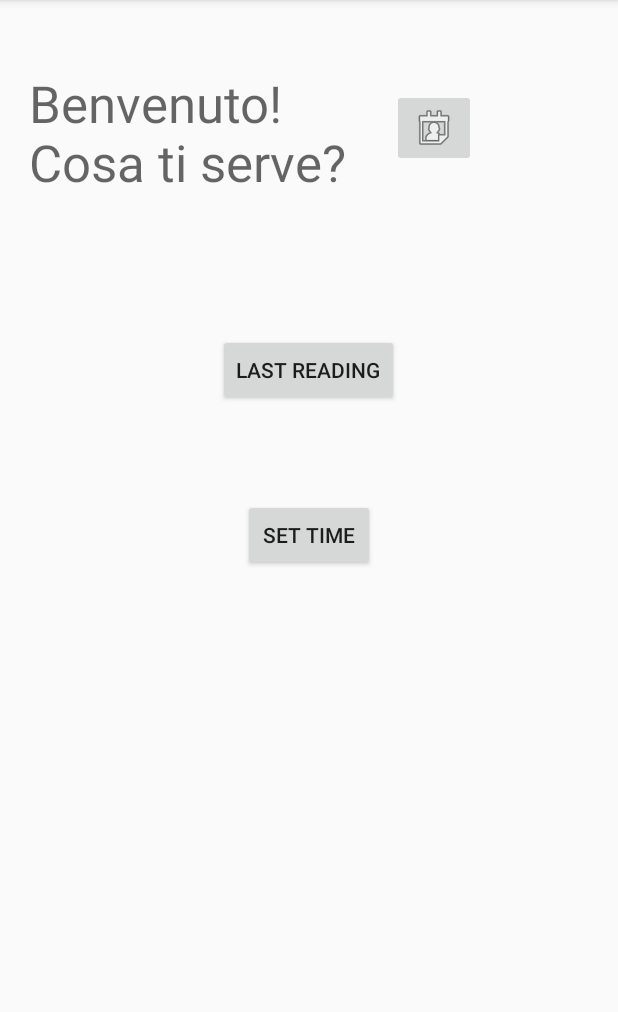
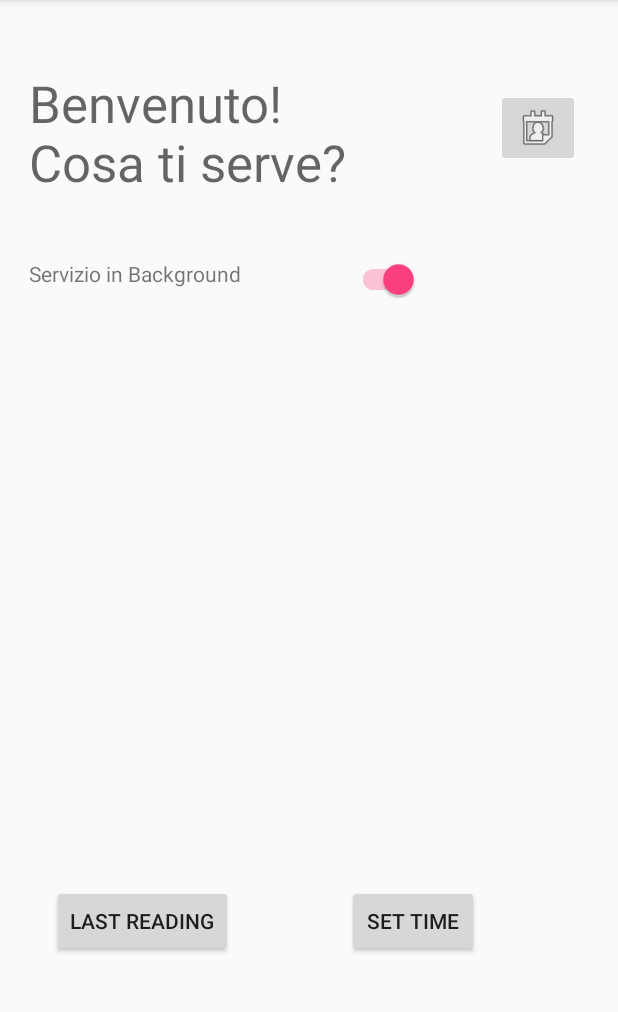
Before and after one commit to ghianda/SensorApp, an Android app: the screen it shows after launch (ActivityIntro), on a phone screen of 412 x 824 dp, the part 84-1096 px from its top. Run offline under Robolectric (Android 15) with nearby library versions, the phone set to English and light mode, and no system bars.

Commit message:
switch state save on preferencies and drive the background service

```diff
--- a/app/src/main/java/com/example/francesco/myfirstapp/ActivityIntro.java
+++ b/app/src/main/java/com/example/francesco/myfirstapp/ActivityIntro.java
@@ -1,10 +1,18 @@
 package com.example.francesco.myfirstapp;
 
+import android.app.AlarmManager;
+import android.app.PendingIntent;
+import android.content.Context;
 import android.content.Intent;
+import android.content.SharedPreferences;
 import android.os.Bundle;
+import android.preference.PreferenceManager;
 import android.support.annotation.Nullable;
 import android.support.v7.app.AppCompatActivity;
+import android.support.v7.widget.SwitchCompat;
 import android.view.View;
+import android.widget.CompoundButton;
+import android.widget.Toast;
 
 /**
  * Created by francesco on 22/12/2016.
@@ -18,7 +26,11 @@
         super.onCreate(savedInstanceState);
         setContentView(R.layout.activity_intro);
 
+        //set the listener on Service switch and load the user last state
+        setServiceSwitch();
+
     }
+
 
 
     /*  Start Last_Reading button method    */
@@ -28,6 +40,8 @@
         startActivity(intent);
     }
 
+
+
     /*  Start Time_Get button activity*/
     public void startTimeActivity(View view) {
 
@@ -35,4 +49,100 @@
         startActivity(intent);
     }
 
+
+
+    /* Load the preference state and set the switch listener */
+    public void setServiceSwitch(){
+
+        loadThePreferenceState();
+        setServiceSwitchListener();
+
+    }
+
+
+
+    /* Load the preference and set the switch state */
+    public  void loadThePreferenceState(){
+
+        //load preferences
+        SharedPreferences sharedPref = PreferenceManager.getDefaultSharedPreferences(getApplicationContext());
+        Boolean isChecked = sharedPref.getBoolean("pref_service", true); //default: true
+
+        System.out.println(" PREF SWITCH LOADED IS : " + isChecked);
+
+        //set the pref on switch
+        SwitchCompat switchCompat = (SwitchCompat)findViewById(R.id.switchService);
+        switchCompat.setChecked(isChecked);
+    }
+
+
+
+    /* Set Switch Service listener */
+    public void setServiceSwitchListener(){
+        final SwitchCompat serviceSwitch = (SwitchCompat) findViewById(R.id.switchService);
+
+        serviceSwitch.setOnCheckedChangeListener(new CompoundButton.OnCheckedChangeListener() {
+            @Override
+            public void onCheckedChanged(CompoundButton buttonView, boolean isChecked) {
+                // do something, the isChecked will be true if the switch is in the On position
+
+                if (isChecked) {
+                    //save the choice...
+                    SharedPreferences.Editor editor = PreferenceManager.
+                            getDefaultSharedPreferences(getApplicationContext()).edit();
+                    //SharedPreferences.Editor editor = getSharedPreferences("com.example.xyz", MODE_PRIVATE).edit();
+                    editor.putBoolean("pref_service", true);
+                    editor.apply();
+
+                    //... and start the service
+                    startSchedulerAlarm(buttonView);
+                } else {
+                    //save the choice...
+                    SharedPreferences.Editor editor = PreferenceManager.
+                            getDefaultSharedPreferences(getApplicationContext()).edit();
+                    //SharedPreferences.Editor editor = getSharedPreferences("com.example.xyz", MODE_PRIVATE).edit();
+                    editor.putBoolean("pref_service", false);
+                    editor.apply();
+
+                    //...and stop the service
+                    stopSchedulerAlarm(buttonView);
+                }
+            }
+        });
+    }
+
+
+    public void startSchedulerAlarm(View view){
+        //restart the alarm in background that repeat the task
+
+        Intent i = new Intent(this, NotificationBarAlarm.class);
+        i.addFlags(Intent.FLAG_ACTIVITY_NEW_TASK);
+
+        PendingIntent pi = PendingIntent.getBroadcast(this, 0, i, PendingIntent.FLAG_UPDATE_CURRENT);
+
+        // Repeat the notification every 15 seconds (15000)
+        AlarmManager alarmManager = (AlarmManager) getSystemService(Context.ALARM_SERVICE);
+        alarmManager.setInexactRepeating(AlarmManager.RTC_WAKEUP, System.currentTimeMillis(), 15000, pi);
+
+        Toast.makeText(this, "My Service RE-started", Toast.LENGTH_LONG).show();
+    }
+
+
+    public void stopSchedulerAlarm(View view){
+        // stop the alarm in background
+        //here i recreate the pendingIntent that start the alarm and cancel it with alarm manager
+
+        Intent i = new Intent(getApplicationContext(), NotificationBarAlarm.class);
+        i.addFlags(Intent.FLAG_ACTIVITY_NEW_TASK);
+
+        final PendingIntent piToStop = PendingIntent.getBroadcast(this, 0, i, PendingIntent.FLAG_UPDATE_CURRENT);
+
+        AlarmManager alarmManager = (AlarmManager) getSystemService(Context.ALARM_SERVICE);
+        alarmManager.cancel(piToStop);
+
+
+        Toast.makeText(this, "My Service is stopped", Toast.LENGTH_LONG).show();
+
+    }
+
 }
--- a/app/src/main/java/com/example/francesco/myfirstapp/OnBootCompletedExampleActivity.java
+++ b/app/src/main/java/com/example/francesco/myfirstapp/OnBootCompletedExampleActivity.java
@@ -25,4 +25,5 @@
         NotificationManager nMgr = (NotificationManager) getSystemService(Context.NOTIFICATION_SERVICE);
         nMgr.cancelAll();
     }
+
 }
--- a/app/src/main/res/layout/activity_intro.xml
+++ b/app/src/main/res/layout/activity_intro.xml
@@ -17,26 +17,6 @@
         android:layout_alignParentLeft="true"
         android:layout_alignParentStart="true" />
 
-    <Button
-        android:text="Last Reading"
-        android:layout_width="wrap_content"
-        android:layout_height="wrap_content"
-        android:layout_marginTop="92dp"
-        android:id="@+id/button2"
-        android:layout_below="@+id/textView2"
-        android:layout_centerHorizontal="true"
-        android:onClick="startLastReadActivity" />
-
-    <Button
-        android:text="Set Time"
-        android:layout_width="wrap_content"
-        android:layout_height="wrap_content"
-        android:id="@+id/button3"
-        android:layout_marginTop="62dp"
-        android:layout_below="@+id/button2"
-        android:layout_centerHorizontal="true"
-        android:onClick="startTimeActivity" />
-
     <!-- TODO futuro (eventuale) bottone login-->
     <!--TODO cercare immagine per login - chiedere giovanni (serve un login??) -->
     <ImageButton
@@ -51,4 +31,46 @@
         android:layout_marginTop="13dp"
         android:id="@+id/imageButton" />
 
+    <Button
+        android:text="Last Reading"
+        android:layout_width="wrap_content"
+        android:layout_height="wrap_content"
+        android:id="@+id/button2"
+        android:onClick="startLastReadActivity"
+        android:layout_alignParentBottom="true"
+        android:layout_alignLeft="@+id/textView2"
+        android:layout_alignStart="@+id/textView2"
+        android:layout_marginLeft="15dp"
+        android:layout_marginStart="15dp"
+        android:layout_marginBottom="130dp" />
+
+    <Button
+        android:text="Set Time"
+        android:layout_width="wrap_content"
+        android:layout_height="wrap_content"
+        android:id="@+id/button3"
+        android:onClick="startTimeActivity"
+        android:layout_alignBaseline="@+id/button2"
+        android:layout_alignBottom="@+id/button2"
+        android:layout_toRightOf="@+id/textView2"
+        android:layout_toEndOf="@+id/textView2" />
+
+    <TextView
+        android:layout_width="wrap_content"
+        android:layout_height="wrap_content"
+        android:id="@+id/textView6"
+        android:layout_marginTop="42dp"
+        android:text="Servizio in Background"
+        android:layout_below="@+id/textView2"
+        android:layout_alignLeft="@+id/textView2"
+        android:layout_alignStart="@+id/textView2" />
+
+    <android.support.v7.widget.SwitchCompat
+        android:layout_width="wrap_content"
+        android:layout_height="wrap_content"
+        android:layout_alignTop="@+id/textView6"
+        android:layout_toRightOf="@+id/textView2"
+        android:layout_toEndOf="@+id/textView2"
+        android:id="@+id/switchService" />
+
 </RelativeLayout>
--- a/app/src/main/res/values/strings.xml
+++ b/app/src/main/res/values/strings.xml
@@ -42,6 +42,7 @@
 
     <!-- Service -->
     <!--TODO cambiare nome app-->
+    <string name="pref_service"> Attivazione servizio in background </string>
     <string name="service_description"> Lumen service background: check the light value in realTime</string>
     <string name="title_activity_aaa">AAAA</string>
 
```
Also changed, not shown: app/src/main/java/com/example/francesco/myfirstapp/ActivityDisplayAlarm.java (+12 -0 lines), app/src/main/java/com/example/francesco/myfirstapp/BackgroundTask.java (added, +97 -0 lines), app/src/main/java/com/example/francesco/myfirstapp/NotificationBarAlarm.java (+3 -4 lines), app/src/main/java/com/example/francesco/myfirstapp/StarterService.java (+7 -14 lines), app/src/main/res/xml/preferences.xml (added, +13 -0 lines), app/src/main/java/com/example/francesco/myfirstapp/readme.txt.
